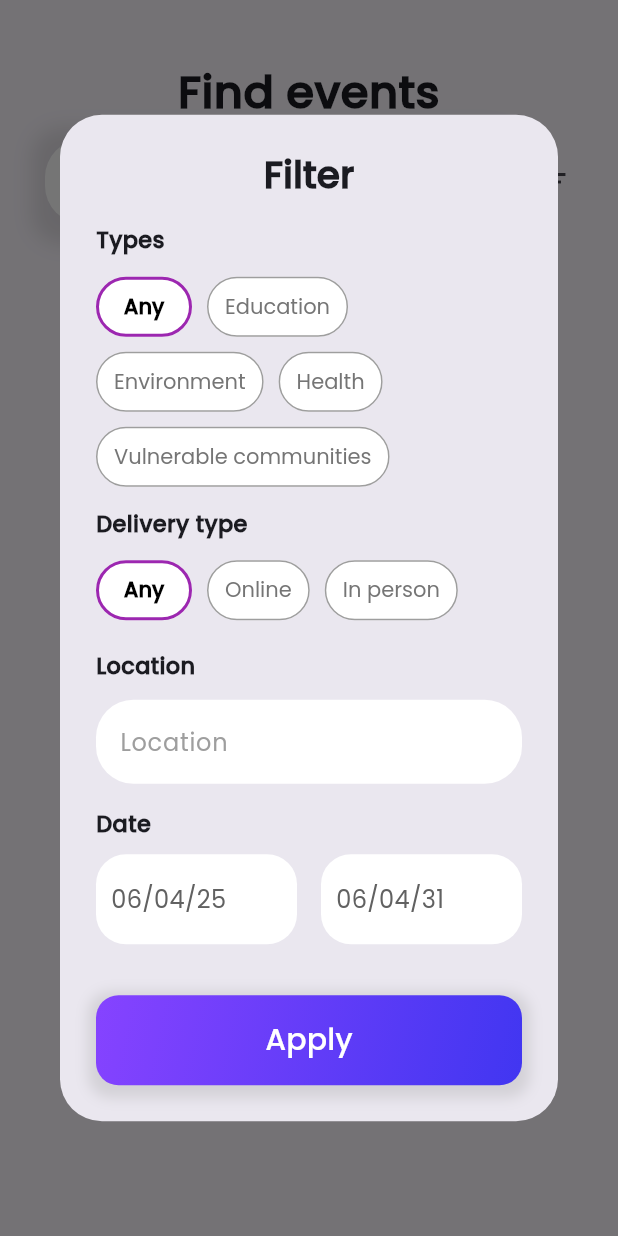
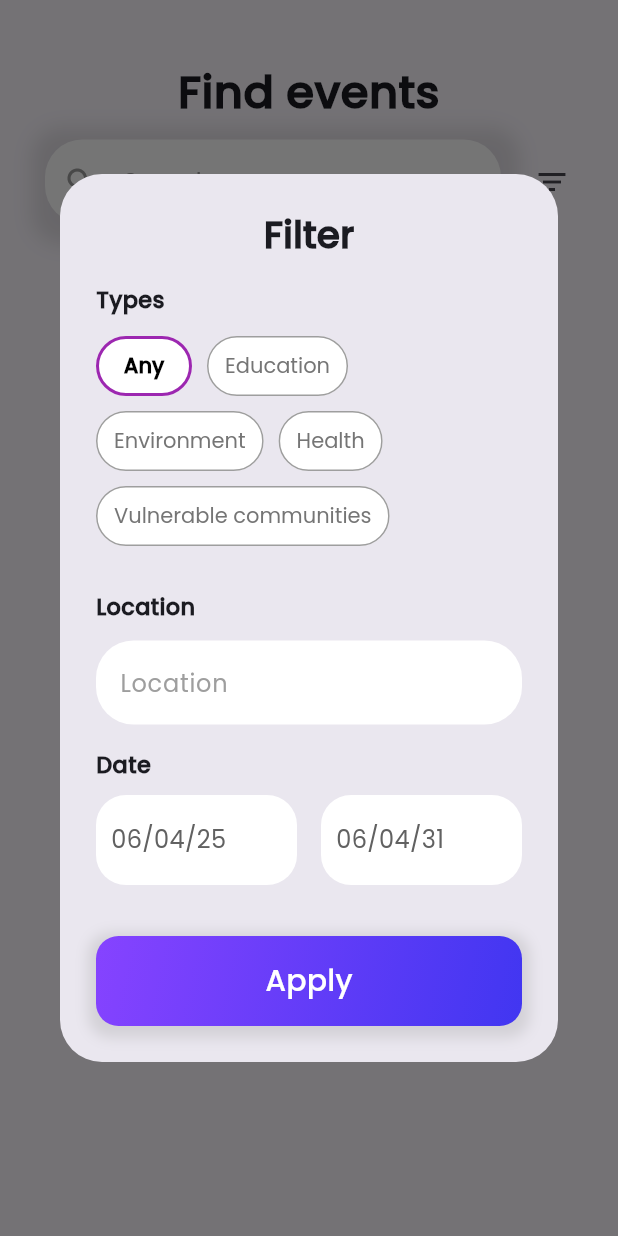
Before and after one commit to gaurabrana/Volunteering-App, a Flutter app: the SearchVolunteeringPage screen opened directly, after a tap on the "filter list" icon, on a phone screen of 412 x 824 dp. Run offline on Flutter 3.47's test engine with Material 3 defaults, Android fonts, the phone set to English and light mode, and no system bars; our stand-ins replace cloud_firestore, confetti, firebase_auth, firebase_core, firebase_storage, fl_chart and 7 more; missing offline and left inert: autocomplete_textfield; accounts and stored records are empty.

Commit message:
removed unused search type

```diff
--- a/lib/DataAccessLayer/VolunteeringEventRegistrationsDAO.dart
+++ b/lib/DataAccessLayer/VolunteeringEventRegistrationsDAO.dart
@@ -105,7 +105,7 @@ class VolunteeringEventRegistrationsDAO {
         return VolunteeringEventRegistration(
           userId: doc['userId'],
           eventId: doc['eventId'],
-          isAssigned: doc['isAssigned'] ?? false,
+          isAssigned: data.containsKey('isAssigned') ? doc['isAssigned'] ?? false : null,
           assignedStartDate: data.containsKey('assignedStartDate') &&
                   data['assignedStartDate'] != null
               ? (data['assignedStartDate'] as Timestamp).toDate()
--- a/lib/Pages/SearchVolunteering.dart
+++ b/lib/Pages/SearchVolunteering.dart
@@ -24,7 +24,6 @@ class SearchVolunteeringPageState extends State<SearchVolunteeringPage> {
   TextEditingController _searchController = TextEditingController();
   List<String> volunteeringTypes =
       VolunteeringHistoryDAO.volunteeringTypesWithAny;
-  List<String> deliveryTypes = ['Any', 'Online', 'In person'];
   int volunteeringTypesIndex = 0;
   int deliveryTypeIndex = 0;
 
@@ -33,7 +32,6 @@ class SearchVolunteeringPageState extends State<SearchVolunteeringPage> {
   String _selectedLocation = '';
   DateTime _selectedStartDate = DateTime.now();
   DateTime _selectedEndDate = DateTime.now().add(Duration(days: 2191));
-  String _selectedDeliveryFormat = 'Any';
   UserRole? userRole;
 
   @override
@@ -246,58 +244,6 @@ class SearchVolunteeringPageState extends State<SearchVolunteeringPage> {
         ),
       ));
     }
-    ;
-
-    for (int i = 0; i < deliveryTypes.length; i++) {
-      deliveryTypeButtons.add(TextButton(
-        onPressed: () {
-          setState(() {
-            deliveryTypeIndex = i; // todo allow to select > 1
-            _selectedDeliveryFormat = deliveryTypes[i];
-          });
-        },
-        style: ButtonStyle(
-          backgroundColor: MaterialStateProperty.resolveWith<Color>(
-              (Set<MaterialState> states) {
-            return Colors.white;
-          }),
-          textStyle: MaterialStateProperty.resolveWith<TextStyle>(
-              (Set<MaterialState> states) {
-            return deliveryTypeIndex == i
-                ? const TextStyle(
-                    color: Colors.black, fontWeight: FontWeight.bold)
-                : TextStyle(
-                    color: Colors.grey
-                        .shade600); // Set the text color and style based on selection
-          }),
-          side: MaterialStateProperty.resolveWith<BorderSide>(
-              (Set<MaterialState> states) {
-            return deliveryTypeIndex == i
-                ? const BorderSide(color: Colors.purple, width: 2.0)
-                : const BorderSide(
-                    color: Colors.grey,
-                    width:
-                        1.0); // Set the border color and width based on selection
-          }),
-          shape: MaterialStateProperty.all<RoundedRectangleBorder>(
-            RoundedRectangleBorder(
-              borderRadius:
-                  BorderRadius.circular(20.0), // Set the border radius
-            ),
-          ),
-        ),
-        child: Text(
-          deliveryTypes[i],
-          style: deliveryTypeIndex == i
-              ? const TextStyle(
-                  color: Colors.black,
-                  fontWeight: FontWeight.bold,
-                  fontFamily: 'Poppins')
-              : TextStyle(color: Colors.grey.shade600, fontFamily: 'Poppins'),
-        ),
-      ));
-    }
-    ;
 
     showDialog(
       context: context,
@@ -332,16 +278,6 @@ class SearchVolunteeringPageState extends State<SearchVolunteeringPage> {
                     children: volunteeringTypeButtons,
                   ),
                   SizedBox(height: 10),
-                  const Text(
-                    'Delivery type',
-                    textAlign: TextAlign.left,
-                    style: TextStyle(
-                      fontWeight: FontWeight.w700,
-                      fontSize: 15,
-                      decorationColor: Colors.black,
-                    ),
-                  ),
-                  SizedBox(height: 10),
                   Wrap(
                     spacing: 10.0, // spacing between buttons
                     runSpacing: 2.0, // spacing between rows
@@ -361,7 +297,7 @@ class SearchVolunteeringPageState extends State<SearchVolunteeringPage> {
                   TextField(
                     onChanged: (value) {
                       setState(() {
-                        _selectedLocation = value;
+                        _selectedLocation = value.trim();
                       });
                     },
                     keyboardType: TextInputType.name,
@@ -578,11 +514,6 @@ class SearchVolunteeringPageState extends State<SearchVolunteeringPage> {
     List<VolunteeringEvent> filteredList = _volunteeringEvents.where((event) {
       bool matchesQuery =
           event.name.toLowerCase().contains(query.toLowerCase());
-
-      bool matchesDeliveryType = _selectedDeliveryFormat == 'Any' ||
-          (event.online && _selectedDeliveryFormat == 'Online') ||
-          (!event.online && _selectedDeliveryFormat == 'In person');
-
       bool matchesType = _selectedType == 'Any' || event.type == _selectedType;
 
       bool matchesLocation = _selectedLocation.isEmpty ||
@@ -595,11 +526,7 @@ class SearchVolunteeringPageState extends State<SearchVolunteeringPage> {
           (event.date.isAfter(_selectedStartDate!) &&
               event.date.isBefore(_selectedEndDate!));
 
-      return matchesQuery &&
-          matchesType &&
-          matchesLocation &&
-          matchesDateRange &&
-          matchesDeliveryType;
+      return matchesQuery && matchesType && matchesLocation && matchesDateRange;
     }).toList();
 
     setState(() {
```
